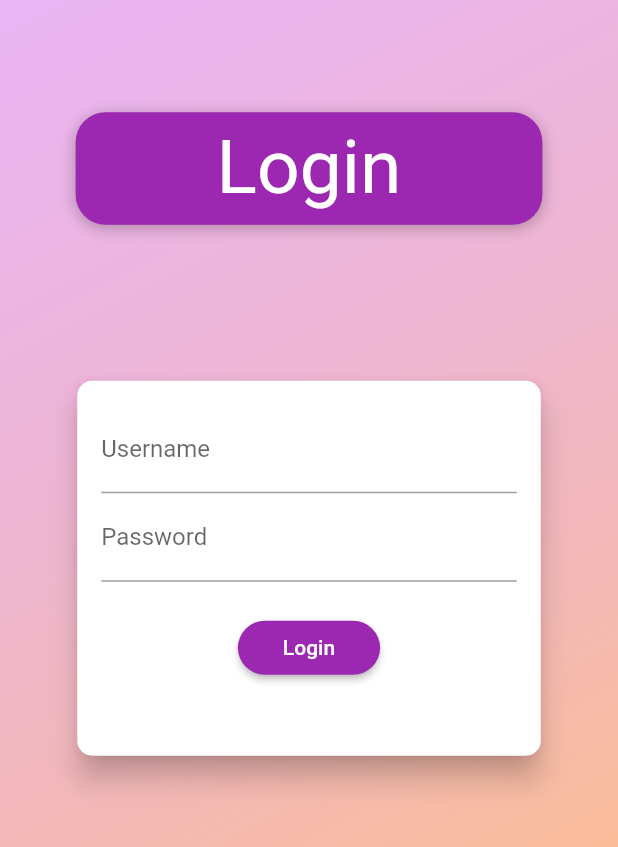
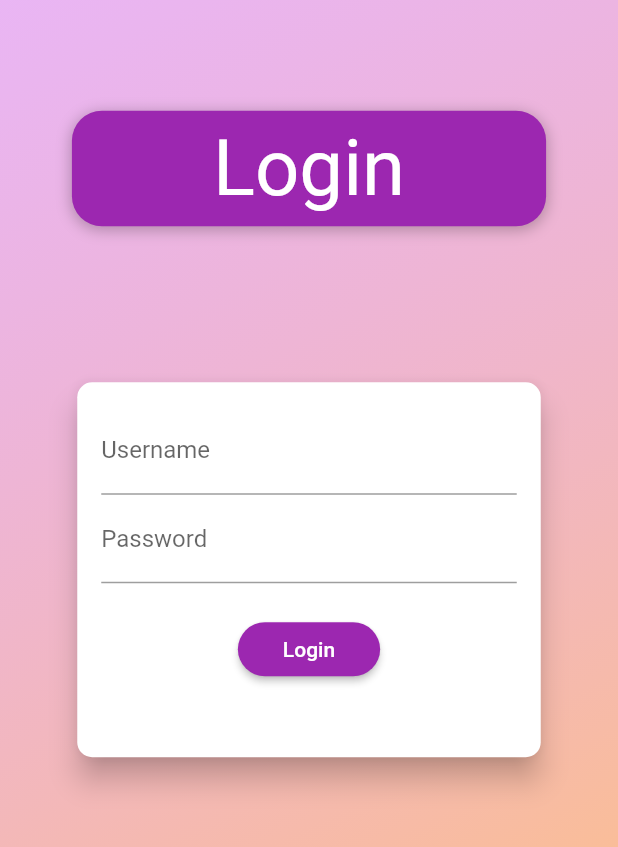
Before and after one commit to Daniyal235/auth-app, a Flutter app: the screen it shows after launch, on a phone screen of 412 x 824 dp. Shown: the part 181-1028 px from the top of the screen. Run offline on Flutter 3.47's test engine with Material 2 defaults, Android fonts, the light colour scheme and no system bars; Roboto replaces fonts that are missing (Anton).

Commit message:
changed font size

```diff
--- a/lib/screens/login_page.dart
+++ b/lib/screens/login_page.dart
@@ -52,7 +52,7 @@ class LoginPage extends StatelessWidget {
                         style: TextStyle(
                           color:
                               Theme.of(context).accentTextTheme.headline6.color,
-                          fontSize: 50,
+                          fontSize: 52,
                           fontFamily: 'Anton',
                           fontWeight: FontWeight.normal,
                         ),
```
